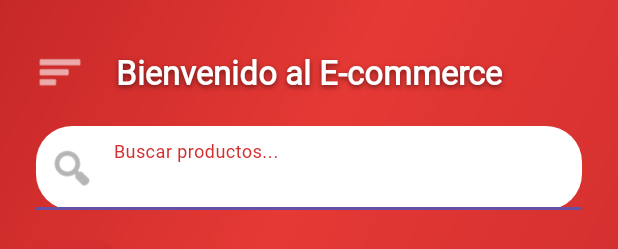
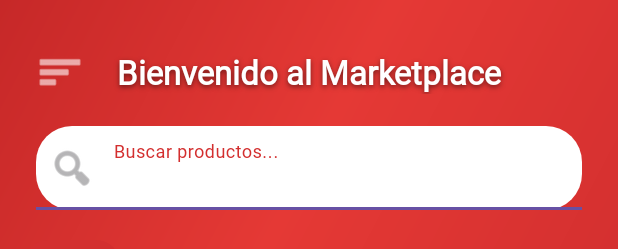
Before and after one commit to CQuiroz1404/AppSQLite, an Android app: the layout activity_menu.xml on its own in the app's theme, with its tools: preview values and no code run, on a phone screen of 412 x 824 dp. Shown: the top 249 px of the screen. Run offline under Robolectric (Android 15) with nearby library versions, the phone set to English and light mode, and no system bars; Roboto replaces fonts that are not available here.

Commit message:
cambios de nombres a Marketplace
se reviso el proyecto para que tenga en claro que se trata de un Marketplace

```diff
--- a/app/src/main/java/com/example/appconsqlite/data/database/DBHelper.java
+++ b/app/src/main/java/com/example/appconsqlite/data/database/DBHelper.java
@@ -7,7 +7,7 @@ import android.database.sqlite.SQLiteOpenHelper;
 
 public class DBHelper extends SQLiteOpenHelper {
 
-    private static final String DATABASE_NAME = "ecommerce.db";
+    private static final String DATABASE_NAME = "marketplace.db";
 
     // Incrementar versión para forzar actualización con categorías
     private static final int DATABASE_VERSION = 6;
--- a/app/src/main/res/values/strings.xml
+++ b/app/src/main/res/values/strings.xml
@@ -17,7 +17,7 @@
 
     <!-- Strings para activity_menu -->
     <string name="menu_options_description">Menú de Opciones</string>
-    <string name="menu_welcome_title">Bienvenido al E-commerce</string>
+    <string name="menu_welcome_title">Bienvenido al Marketplace</string>
     <string name="menu_logo_description">Logo</string>
     <string name="menu_nav_header_title">Menú de Opciones</string>
     <string name="menu_nav_my_account">Mi Cuenta</string>
```
Also changed, not shown: 1 other file.
